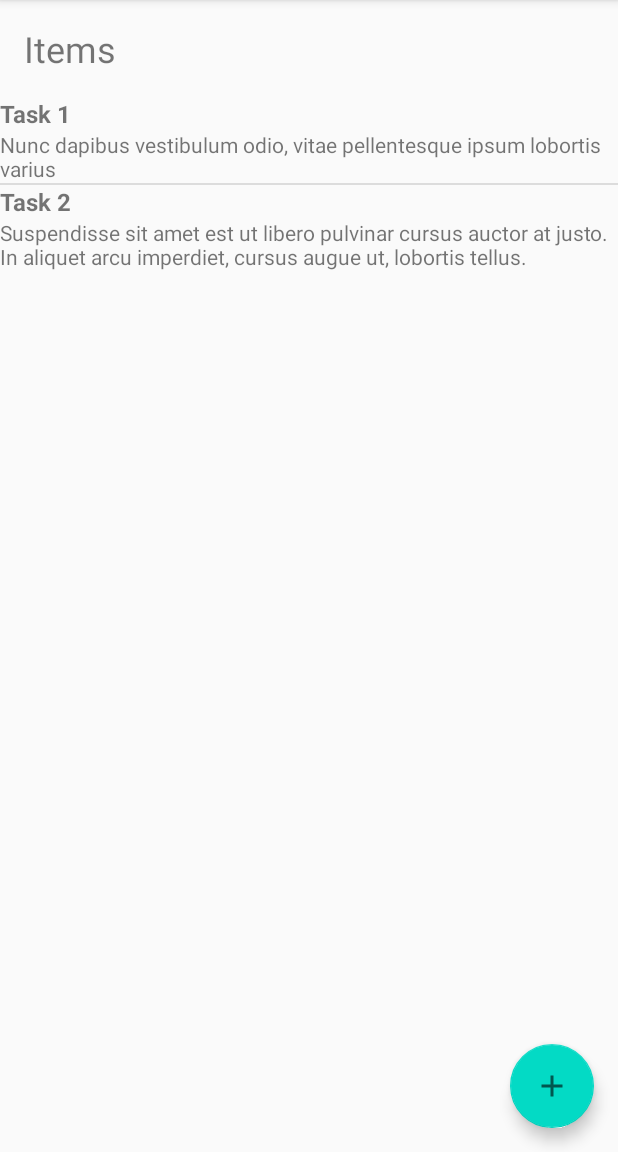
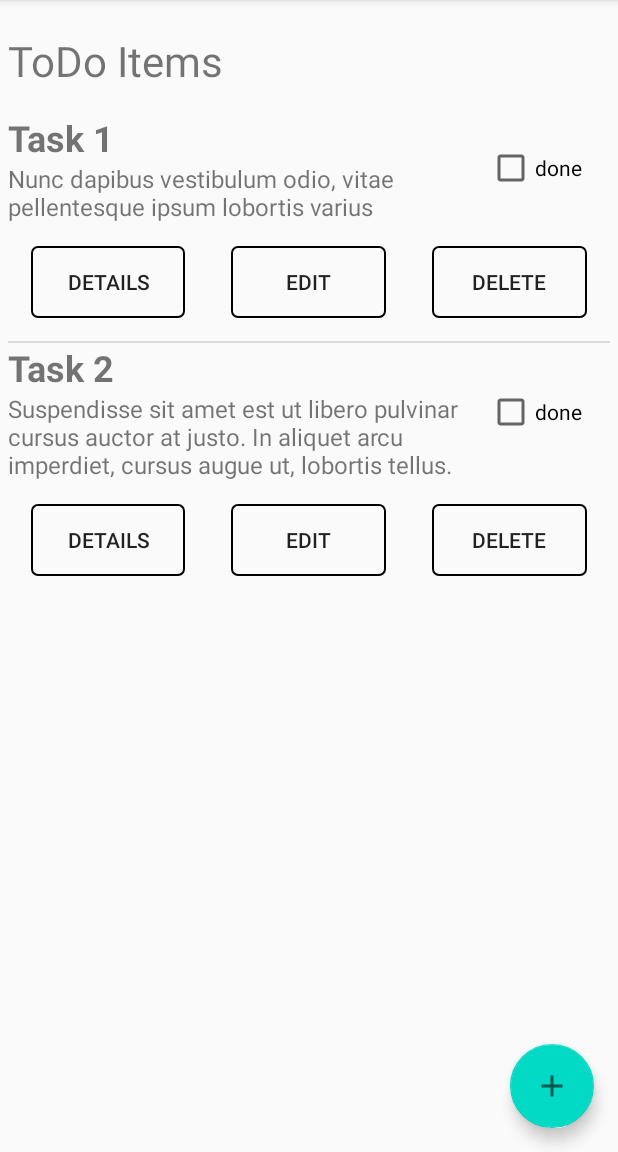
Before and after one commit to kseniaxen/demo-java-android-todo-2021, an Android app: the screen it shows after launch (MainActivity), on a phone screen of 412 x 824 dp, the part 84-1236 px from its top. Run offline under Robolectric (Android 15) with nearby library versions, the phone set to English and light mode, and no system bars.

Commit message:
Edit Todo Items

```diff
--- a/app/src/main/java/org/tyaa/demo/java/android/mytodolist/FormActivity.java
+++ b/app/src/main/java/org/tyaa/demo/java/android/mytodolist/FormActivity.java
@@ -4,6 +4,7 @@ import androidx.annotation.RequiresApi;
 import androidx.appcompat.app.AppCompatActivity;
 
 import android.app.Instrumentation;
+import android.content.Intent;
 import android.os.Build;
 import android.os.Bundle;
 import android.view.View;
@@ -12,11 +13,15 @@ import android.widget.EditText;
 /* класс активити добавления новой задачи */
 public class FormActivity extends AppCompatActivity {
 
+    private TodoItem currentTodoItem = null;
+
     // вызывается автоматически каждый раз, когда создается экземпляр активити
+    @RequiresApi(api = Build.VERSION_CODES.N)
     @Override
     protected void onCreate(Bundle savedInstanceState) {
         // обязательный вызов родительского конструктора
         super.onCreate(savedInstanceState);
+        Intent intent = this.getIntent();
         // установка представления всего активити
         setContentView(R.layout.activity_form);
         // находим кнопку добавления новой задачи
@@ -24,10 +29,23 @@ public class FormActivity extends AppCompatActivity {
         // находим поле ввода заголовка новой задачи
         EditText titleEditText = findViewById(R.id.newItemTitleEditText);
         EditText descriptionEditText = findViewById(R.id.newItemDescriptionEditText);
+        if (intent.hasExtra("editedItemId")) {
+            int editedItemId = intent.getIntExtra("editedItemId", 0);
+            if (editedItemId != 0) {
+                for (TodoItem item : Global.items) {
+                    if (item.getId() == editedItemId) {
+                        currentTodoItem = item;
+                        titleEditText.setText(currentTodoItem.getTitle());
+                        descriptionEditText.setText(currentTodoItem.getDescription());
+                    }
+                }
+            }
+        }
         // установка обработчика события клик по кнопке добавления задачи
         addButton.setOnClickListener(new View.OnClickListener() {
             @Override
             public void onClick(View view) {
+                if(currentTodoItem == null) {
                     // Global.items - обращение к статическому полю
                     // списка моделей задач
                     // add - вызов метода добавления нового объекта в список
@@ -41,6 +59,10 @@ public class FormActivity extends AppCompatActivity {
                                     descriptionEditText.getText().toString()
                             )
                     );
+                } else {
+                    currentTodoItem.setTitle(titleEditText.getText().toString());
+                    currentTodoItem.setDescription(descriptionEditText.getText().toString());
+                }
                 // установит код положительного завершения активити
                 setResult(RESULT_OK);
                 // самоуничтожение активити
--- a/app/src/main/java/org/tyaa/demo/java/android/mytodolist/MainActivity.java
+++ b/app/src/main/java/org/tyaa/demo/java/android/mytodolist/MainActivity.java
@@ -14,7 +14,7 @@ public class MainActivity extends AppCompatActivity {
 
     // константа: код запроса на переход к активити с формой
     // добавления новой задачи
-    private static final int FORM_ACTIVITY_REQUEST_CODE = 0;
+    public static final int FORM_ACTIVITY_REQUEST_CODE = 0;
 
     private TodoListAdapter adapter = null;
 
--- a/app/src/main/java/org/tyaa/demo/java/android/mytodolist/TodoItem.java
+++ b/app/src/main/java/org/tyaa/demo/java/android/mytodolist/TodoItem.java
@@ -19,6 +19,8 @@ public class TodoItem {
     private String title;
     // описание задачи (строка)
     private String description;
+    // завершена ли задача
+    private Boolean done;
 
     // конструктор объекта модели задачи
     public TodoItem(String title, String description) {
@@ -26,14 +28,16 @@ public class TodoItem {
         this.id = ++TodoItem.lastId;
         this.title = title;
         this.description = description;
+        this.done = false;
     }
 
     // конструктор объекта модели задачи
-    public TodoItem(int id, String title, String description) {
+    public TodoItem(int id, String title, String description, Boolean done) {
         // сохранение (копирование) значений аргументов в поля объекта модели задачи
         this.id = id;
         this.title = title;
         this.description = description;
+        this.done = done;
     }
 
     public int getId() {
@@ -60,6 +64,14 @@ public class TodoItem {
         this.description = description;
     }
 
+    public Boolean isDone() {
+        return done;
+    }
+
+    public void setDone(Boolean done) {
+        this.done = done;
+    }
+
     @Override
     public String toString() {
         return "TodoItem{" +
--- a/app/src/main/java/org/tyaa/demo/java/android/mytodolist/TodoListAdapter.java
+++ b/app/src/main/java/org/tyaa/demo/java/android/mytodolist/TodoListAdapter.java
@@ -1,10 +1,14 @@
 package org.tyaa.demo.java.android.mytodolist;
 
 import android.content.Context;
+import android.content.Intent;
 import android.view.LayoutInflater;
 import android.view.View;
 import android.view.ViewGroup;
 import android.widget.ArrayAdapter;
+import android.widget.Button;
+import android.widget.CheckBox;
+import android.widget.CompoundButton;
 import android.widget.TextView;
 
 import androidx.annotation.NonNull;
@@ -19,6 +23,7 @@ public class TodoListAdapter extends ArrayAdapter<TodoItem> {
     private LayoutInflater inflater;
     private int itemLayout;
     private List<TodoItem> items;
+    private Context context;
 
     // конструктор, который принимает ссылку на активити, дескриптор представления,
     // список моделей данных
@@ -33,6 +38,8 @@ public class TodoListAdapter extends ArrayAdapter<TodoItem> {
         this.itemLayout = resource;
         // инициализация поля списка моделей данных
         this.items = objects;
+        // инициализация поля графического контекста
+        this.context = context;
     }
 
     @NonNull
@@ -49,6 +56,8 @@ public class TodoListAdapter extends ArrayAdapter<TodoItem> {
         // TextView idView = view.findViewById(R.id.todoListItemIdTextView);
         TextView titleView = view.findViewById(R.id.todoListItemTitleTextView);
         TextView descriptionView = view.findViewById(R.id.todoListItemDescriptionTextView);
+        CheckBox doneView = view.findViewById(R.id.todoListItemDoneCheckBox);
+        Button editItemButton = view.findViewById(R.id.todoListItemEditButton);
         // по порядковому номеру (индексу, начиная с 0)
         // находим очередной объект модели из списка моделей задач
         TodoItem item = items.get(position);
@@ -59,6 +68,27 @@ public class TodoListAdapter extends ArrayAdapter<TodoItem> {
         // значением из поля Заголовок текущего объекта модели
         titleView.setText(item.getTitle());
         descriptionView.setText(item.getDescription());
+        // обработчик изменения выбора чекбокса "done"
+        doneView.setOnCheckedChangeListener(new CompoundButton.OnCheckedChangeListener() {
+            @Override
+            public void onCheckedChanged(CompoundButton compoundButton, boolean b) {
+                item.setDone(b);
+            }
+        });
+        // обработчик клика по кнопке edit на одном пункте списка задач
+        editItemButton.setOnClickListener(new View.OnClickListener() {
+            @Override
+            public void onClick(View view) {
+                // создание объекта намерения перейти от активити MainActivity на активити FormActivity
+                // - для редактирования задачи
+                Intent intent = new Intent(context, FormActivity.class);
+                // добавляем в объект интента расширение:
+                // идентификатор пункта списка, данные которого нужно редактировать
+                intent.putExtra("editedItemId", item.getId());
+                // выполнение намерения прехода от активити MainActivity на активити FormActivity
+                ((MainActivity)context).startActivityForResult(intent, MainActivity.FORM_ACTIVITY_REQUEST_CODE);
+            }
+        });
         // возврат экземпляра макета пункта списка задач,
         // заполненными данными - об иденитификаторе и заголовке задачи
         return view;
--- /dev/null
+++ b/app/src/main/res/drawable/btn_transparent_background.xml
@@ -0,0 +1,14 @@
+<?xml version="1.0" encoding="utf-8"?>
+<selector xmlns:android="http://schemas.android.com/apk/res/android">
+    <item>
+        <shape>
+            <stroke android:width="1dp" android:color="#000000" />
+            <solid android:color="@android:color/transparent" />
+            <corners
+                android:bottomLeftRadius="4dp"
+                android:bottomRightRadius="4dp"
+                android:topLeftRadius="4dp"
+                android:topRightRadius="4dp" />
+        </shape>
+    </item>
+</selector>
--- a/app/src/main/res/layout/activity_main.xml
+++ b/app/src/main/res/layout/activity_main.xml
@@ -8,14 +8,17 @@
     <LinearLayout
         android:orientation="vertical"
         android:layout_width="match_parent"
-        android:layout_height="match_parent">
+        android:layout_height="match_parent"
+        android:layout_margin="5dp">
 
         <TextView
             android:layout_width="match_parent"
             android:layout_height="wrap_content"
-            android:text="Items"
-            android:textSize="24sp"
-            android:padding="16dp"/>
+            android:text="ToDo Items"
+            android:textSize="28sp"
+            android:paddingTop="16dp"
+            android:paddingBottom="16dp"
+            android:paddingLeft="0dp"/>
 
         <ListView
             android:id="@+id/todoItemsListView"
--- a/app/src/main/res/layout/todo_list_item.xml
+++ b/app/src/main/res/layout/todo_list_item.xml
@@ -9,14 +9,67 @@
         android:textStyle="bold"
         android:layout_width="match_parent"
         android:layout_height="wrap_content"/> -->
+    <LinearLayout
+        android:layout_width="match_parent"
+        android:layout_height="wrap_content"
+        android:orientation="horizontal"
+        android:weightSum="4">
+        <LinearLayout
+            android:layout_width="0dp"
+            android:layout_height="wrap_content"
+            android:orientation="vertical"
+            android:layout_weight="3">
             <TextView
                 android:id="@+id/todoListItemTitleTextView"
                 android:textStyle="bold"
-        android:textSize="16sp"
+                android:textSize="24sp"
                 android:layout_width="match_parent"
                 android:layout_height="wrap_content"/>
             <TextView
                 android:id="@+id/todoListItemDescriptionTextView"
+                android:textSize="16sp"
                 android:layout_width="match_parent"
                 android:layout_height="wrap_content"/>
         </LinearLayout>
+        <FrameLayout
+            android:layout_width="0dp"
+            android:layout_height="match_parent"
+            android:layout_weight="1">
+            <CheckBox
+                android:id="@+id/todoListItemDoneCheckBox"
+                android:layout_width="wrap_content"
+                android:layout_height="wrap_content"
+                android:layout_gravity="center"
+                android:text="done"/>
+        </FrameLayout>
+    </LinearLayout>
+    <LinearLayout
+        android:layout_width="match_parent"
+        android:layout_height="wrap_content"
+        android:orientation="horizontal"
+        android:weightSum="3">
+        <Button
+            android:layout_width="0dp"
+            android:layout_height="wrap_content"
+            android:text="details"
+            android:layout_weight="1"
+            android:layout_margin="15dp"
+            android:background="@drawable/btn_transparent_background"
+            />
+        <Button
+            android:id="@+id/todoListItemEditButton"
+            android:layout_width="0dp"
+            android:layout_height="wrap_content"
+            android:text="edit"
+            android:layout_weight="1"
+            android:layout_margin="15dp"
+            android:background="@drawable/btn_transparent_background"/>
+        <Button
+            android:layout_width="0dp"
+            android:layout_height="wrap_content"
+            android:text="delete"
+            android:layout_weight="1"
+            android:layout_margin="15dp"
+            android:background="@drawable/btn_transparent_background"/>
+    </LinearLayout>
+</LinearLayout>
```
Lines whose indentation alone changed are shown as unchanged.
